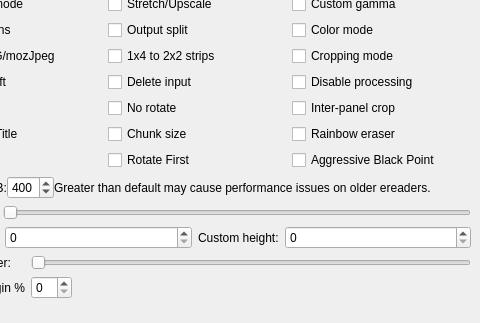
The window that gui/KCC.ui (ciromattia/kcc) describes before a commit, drawn with Qt 5; both pictures show x 86 to 566 and y 369 to 692 of the 566 by 692 pixel window.
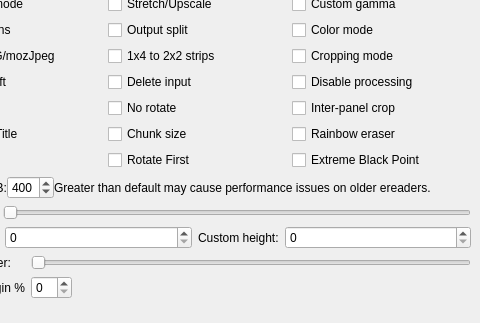
The same window after the commit. Icons and pictures are not drawn.

Commit message: custom gamma

```diff
--- a/gui/KCC.ui
+++ b/gui/KCC.ui
@@ -756,7 +756,7 @@
           <string>&lt;html&gt;&lt;head/&gt;&lt;body&gt;&lt;p&gt;Set the most common dark pixel value to be the black point for leveling on a page by page basis.&lt;/p&gt;&lt;p&gt;Skipped for any images that were originally color.&lt;/p&gt;&lt;p&gt;Use only if default autocontrast still results in very gray faded blacks. &lt;/p&gt;&lt;p&gt;Reccomended to use with Custom Gamma = 1.0 (Disabled).&lt;/p&gt;&lt;/body&gt;&lt;/html&gt;</string>
          </property>
          <property name="text">
-          <string>Aggressive Black Point</string>
+          <string>Extreme Black Point</string>
          </property>
         </widget>
        </item>
```
Left out of the diff: 4 changed lines with no effect on the pictures. The commit also changes 2 other files.
